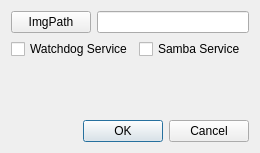
Above: GUI/Config.ui from luxc1101/Raspi-USB-Simulator before the change. Below: the same form after it.
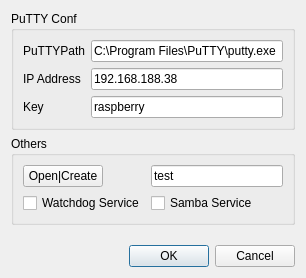
That is the form after the change.

What changed in the file:
```diff
--- a/GUI/Config.ui
+++ b/GUI/Config.ui
@@ -6,47 +6,114 @@
    <rect>
     <x>0</x>
     <y>0</y>
-    <width>260</width>
-    <height>153</height>
+    <width>306</width>
+    <height>278</height>
    </rect>
   </property>
   <property name="windowTitle">
    <string>Configuration</string>
   </property>
-  <layout class="QGridLayout" name="gridLayout">
+  <layout class="QGridLayout" name="gridLayout_3">
    <item row="0" column="0">
     <layout class="QVBoxLayout" name="verticalLayout">
      <item>
-      <layout class="QHBoxLayout" name="horizontalLayout">
-       <item>
-        <widget class="QPushButton" name="B_ImgPath">
+      <widget class="QGroupBox" name="groupBox">
+       <property name="title">
+        <string>PuTTY Conf</string>
+       </property>
+       <layout class="QGridLayout" name="gridLayout">
+        <item row="0" column="0">
+         <layout class="QFormLayout" name="formLayout_2">
+          <item row="1" column="0">
+           <widget class="QLabel" name="LB_PTPath">
          <property name="text">
-          <string>ImgPath</string>
+             <string>PuTTYPath</string>
          </property>
         </widget>
        </item>
-       <item>
-        <widget class="QLineEdit" name="LE_Path"/>
-       </item>
-      </layout>
-     </item>
+          <item row="1" column="1">
+           <widget class="QLineEdit" name="LE_PTPath">
+            <property name="text">
+             <string>C:\Program Files\PuTTY\putty.exe</string>
+            </property>
+           </widget>
+          </item>
+          <item row="2" column="0">
+           <widget class="QLabel" name="LB_IP">
+            <property name="text">
+             <string>IP Address</string>
+            </property>
+           </widget>
+          </item>
+          <item row="2" column="1">
+           <widget class="QLineEdit" name="LE_IP">
+            <property name="text">
+             <string>192.168.188.38</string>
+            </property>
+           </widget>
+          </item>
+          <item row="3" column="0">
+           <widget class="QLabel" name="LB_Key">
+            <property name="text">
+             <string>Key</string>
+            </property>
+           </widget>
+          </item>
+          <item row="3" column="1">
+           <widget class="QLineEdit" name="LE_Key">
+            <property name="text">
+             <string>raspberry</string>
+            </property>
+            <property name="readOnly">
+             <bool>false</bool>
+            </property>
+           </widget>
+          </item>
+         </layout>
+        </item>
+       </layout>
+      </widget>
+     </item>
      <item>
-      <layout class="QHBoxLayout" name="horizontalLayout_3">
-       <item>
+      <widget class="QGroupBox" name="groupBox_2">
+       <property name="title">
+        <string>Others</string>
+       </property>
+       <layout class="QGridLayout" name="gridLayout_2">
+        <item row="0" column="0">
+         <layout class="QFormLayout" name="formLayout">
+          <item row="1" column="0">
         <widget class="QCheckBox" name="checkBox_WaDo">
          <property name="text">
           <string>Watchdog Service</string>
          </property>
         </widget>
        </item>
-       <item>
+          <item row="1" column="1">
         <widget class="QCheckBox" name="checkBox_Samba">
          <property name="text">
           <string>Samba Service</string>
          </property>
         </widget>
        </item>
-      </layout>
+          <item row="0" column="0">
+           <widget class="QPushButton" name="B_ImgPath">
+            <property name="text">
+             <string>Open|Create</string>
+            </property>
+           </widget>
+          </item>
+          <item row="0" column="1">
+           <widget class="QLineEdit" name="LE_Path">
+            <property name="text">
+             <string>test</string>
+            </property>
+           </widget>
+          </item>
+         </layout>
+        </item>
+       </layout>
+      </widget>
      </item>
      <item>
       <spacer name="verticalSpacer">
@@ -55,7 +122,7 @@
        </property>
        <property name="sizeHint" stdset="0">
         <size>
-         <width>10</width>
+         <width>13</width>
          <height>20</height>
         </size>
        </property>
```
Lines whose indentation alone changed are shown as unchanged.
